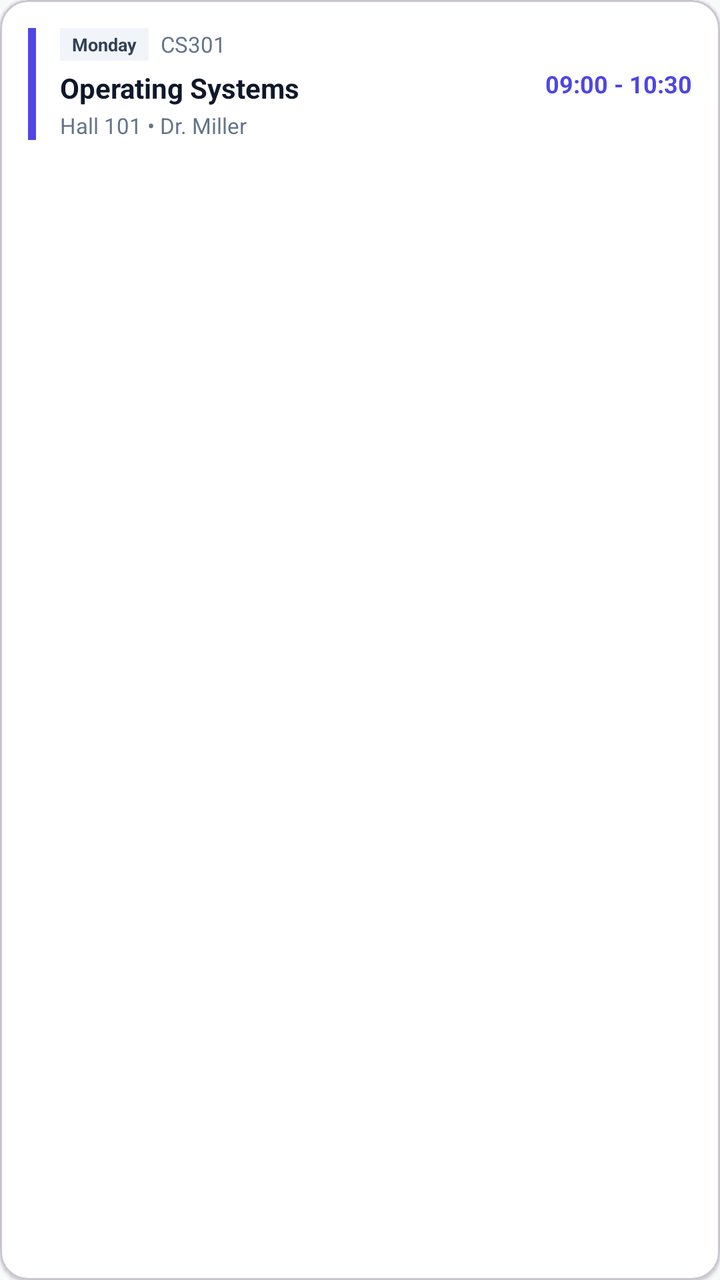
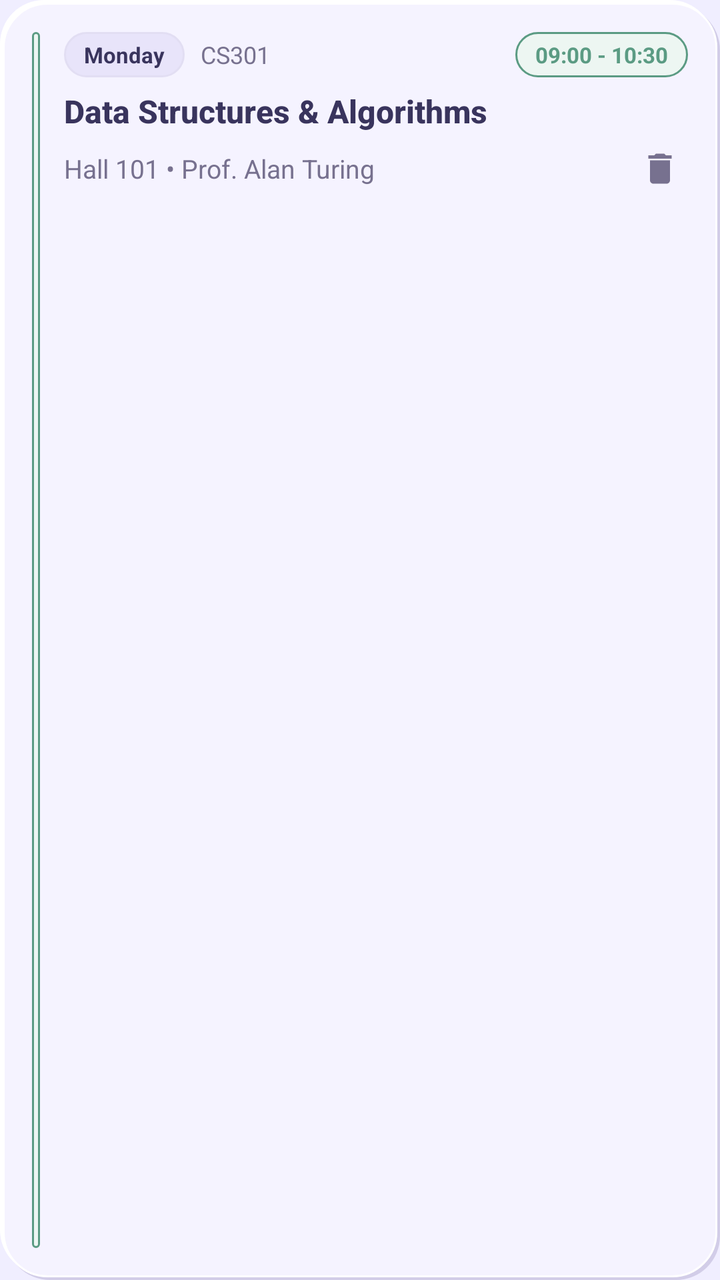

Before-and-after screenshots of an Android layout around one commit, followed by the original layout XML and the change that was made.
<!-- AndroidManifest.xml: application theme Theme.AcademiaLife -->
<!-- res/layout/item_timetable.xml -->
<?xml version="1.0" encoding="utf-8"?>
<com.google.android.material.card.MaterialCardView xmlns:android="http://schemas.android.com/apk/res/android"
    xmlns:app="http://schemas.android.com/apk/res-auto"
    android:layout_width="match_parent"
    android:layout_height="wrap_content"
    android:layout_marginBottom="8dp"
    app:cardBackgroundColor="@color/white"
    app:cardCornerRadius="14dp"
    app:cardElevation="1dp">

    <LinearLayout
        android:layout_width="match_parent"
        android:layout_height="wrap_content"
        android:orientation="horizontal"
        android:padding="14dp">

        <View
            android:id="@+id/viewColorBar"
            android:layout_width="4dp"
            android:layout_height="match_parent"
            android:background="@color/brand_primary" />

        <LinearLayout
            android:layout_width="0dp"
            android:layout_height="wrap_content"
            android:layout_marginStart="12dp"
            android:layout_weight="1"
            android:orientation="vertical">

            <LinearLayout
                android:layout_width="match_parent"
                android:layout_height="wrap_content"
                android:gravity="center_vertical"
                android:orientation="horizontal">

                <TextView
                    android:id="@+id/tvDayBadge"
                    android:layout_width="wrap_content"
                    android:layout_height="wrap_content"
                    android:background="@color/slate_100"
                    android:paddingHorizontal="6dp"
                    android:paddingVertical="2dp"
                    android:text="Monday"
                    android:textColor="@color/slate_700"
                    android:textSize="9sp"
                    android:textStyle="bold" />

                <TextView
                    android:id="@+id/tvSubjectCode"
                    android:layout_width="wrap_content"
                    android:layout_height="wrap_content"
                    android:layout_marginStart="6dp"
                    android:text="CS301"
                    android:textColor="@color/slate_500"
                    android:textSize="11sp" />
            </LinearLayout>

            <TextView
                android:id="@+id/tvSubjectName"
                android:layout_width="match_parent"
                android:layout_height="wrap_content"
                android:layout_marginTop="4dp"
                android:text="Operating Systems"
                android:textColor="@color/slate_900"
                android:textSize="14sp"
                android:textStyle="bold" />

            <TextView
                android:id="@+id/tvClassDetails"
                android:layout_width="match_parent"
                android:layout_height="wrap_content"
                android:layout_marginTop="2dp"
                android:text="Hall 101 • Dr. Miller"
                android:textColor="@color/slate_500"
                android:textSize="11sp" />
        </LinearLayout>

        <TextView
            android:id="@+id/tvClassTime"
            android:layout_width="wrap_content"
            android:layout_height="wrap_content"
            android:layout_gravity="center_vertical"
            android:text="09:00 - 10:30"
            android:textColor="@color/brand_primary"
            android:textSize="12sp"
            android:textStyle="bold" />

    </LinearLayout>
</com.google.android.material.card.MaterialCardView>
<!-- resources referenced by this layout -->
<resources>
  <color name="brand_primary">#4F46E5</color>
  <color name="slate_100">#F1F5F9</color>
  <color name="slate_500">#64748B</color>
  <color name="slate_700">#334155</color>
  <color name="slate_900">#0F172A</color>
  <style name="Theme.AcademiaLife" parent="Theme.Material3.DayNight.NoActionBar">
          
          <item name="colorPrimary">@color/brand_primary</item>
          <item name="colorOnPrimary">@color/white</item>
          <item name="colorPrimaryContainer">@color/slate_100</item>
          <item name="colorOnPrimaryContainer">@color/slate_900</item>
          
          <item name="colorSecondary">@color/brand_secondary</item>
          <item name="colorOnSecondary">@color/white</item>
          
          <item name="android:statusBarColor">@color/slate_900</item>
          <item name="android:windowLightStatusBar">false</item>
          <item name="android:windowBackground">@color/slate_50</item>
      </style>
  <color name="brand_secondary">#06B6D4</color>
  <color name="slate_50">#F8FAFC</color>
  <!-- unchanged entries left out for length: 1 -->
</resources>

<!-- the commit's change to res/layout/item_timetable.xml (unified diff, before → after) -->
@@ -1,89 +1,111 @@
 <?xml version="1.0" encoding="utf-8"?>
-<com.google.android.material.card.MaterialCardView xmlns:android="http://schemas.android.com/apk/res/android"
+<LinearLayout xmlns:android="http://schemas.android.com/apk/res/android"
     xmlns:app="http://schemas.android.com/apk/res-auto"
     android:layout_width="match_parent"
     android:layout_height="wrap_content"
-    android:layout_marginBottom="8dp"
-    app:cardBackgroundColor="@color/white"
-    app:cardCornerRadius="14dp"
-    app:cardElevation="1dp">
+    android:layout_marginBottom="10dp"
+    android:background="@drawable/bg_neumorphic_card"
+    android:orientation="horizontal"
+    android:padding="16dp">
+
+    <View
+        android:id="@+id/viewColorBar"
+        android:layout_width="4dp"
+        android:layout_height="match_parent"
+        android:background="@drawable/bg_pill_safe" />
 
     <LinearLayout
-        android:layout_width="match_parent"
+        android:layout_width="0dp"
         android:layout_height="wrap_content"
-        android:orientation="horizontal"
-        android:padding="14dp">
-
-        <View
-            android:id="@+id/viewColorBar"
-            android:layout_width="4dp"
-            android:layout_height="match_parent"
-            android:background="@color/brand_primary" />
+        android:layout_marginStart="12dp"
+        android:layout_weight="1"
+        android:orientation="vertical">
 
         <LinearLayout
-            android:layout_width="0dp"
+            android:layout_width="match_parent"
             android:layout_height="wrap_content"
-            android:layout_marginStart="12dp"
-            android:layout_weight="1"
-            android:orientation="vertical">
-
-            <LinearLayout
-                android:layout_width="match_parent"
-                android:layout_height="wrap_content"
-                android:gravity="center_vertical"
-                android:orientation="horizontal">
-
-                <TextView
-                    android:id="@+id/tvDayBadge"
-                    android:layout_width="wrap_content"
-                    android:layout_height="wrap_content"
-                    android:background="@color/slate_100"
-                    android:paddingHorizontal="6dp"
-                    android:paddingVertical="2dp"
-                    android:text="Monday"
-                    android:textColor="@color/slate_700"
-                    android:textSize="9sp"
-                    android:textStyle="bold" />
-
-                <TextView
-                    android:id="@+id/tvSubjectCode"
-                    android:layout_width="wrap_content"
-                    android:layout_height="wrap_content"
-                    android:layout_marginStart="6dp"
-                    android:text="CS301"
-                    android:textColor="@color/slate_500"
-                    android:textSize="11sp" />
-            </LinearLayout>
+            android:gravity="center_vertical"
+            android:orientation="horizontal">
 
             <TextView
-                android:id="@+id/tvSubjectName"
-                android:layout_width="match_parent"
+                android:id="@+id/tvDayBadge"
+                android:layout_width="wrap_content"
                 android:layout_height="wrap_content"
-                android:layout_marginTop="4dp"
-                android:text="Operating Systems"
-                android:textColor="@color/slate_900"
-                android:textSize="14sp"
+                android:background="@drawable/bg_pill_neutral"
+                android:text="Monday"
+                android:textColor="@color/text_primary"
+                android:textSize="11sp"
                 android:textStyle="bold" />
 
             <TextView
-                android:id="@+id/tvClassDetails"
-                android:layout_width="match_parent"
+                android:id="@+id/tvSubjectCode"
+                android:layout_width="wrap_content"
                 android:layout_height="wrap_content"
-                android:layout_marginTop="2dp"
-                android:text="Hall 101 • Dr. Miller"
-                android:textColor="@color/slate_500"
-                android:textSize="11sp" />
+                android:layout_marginStart="8dp"
+                android:text="CS301"
+                android:textColor="@color/text_secondary"
+                android:textSize="12sp" />
+
+            <View
+                android:layout_width="0dp"
+                android:layout_height="1dp"
+                android:layout_weight="1" />
+
+            <TextView
+                android:id="@+id/tvTimeSlot"
+                android:layout_width="wrap_content"
+                android:layout_height="wrap_content"
+                android:background="@drawable/bg_pill_safe"
+                android:text="09:00 - 10:30"
+                android:textColor="@color/status_safe"
+                android:textSize="11sp"
+                android:textStyle="bold" />
         </LinearLayout>
 
         <TextView
-            android:id="@+id/tvClassTime"
-            android:layout_width="wrap_content"
+            android:id="@+id/tvSubjectName"
+            android:layout_width="match_parent"
             android:layout_height="wrap_content"
-            android:layout_gravity="center_vertical"
-            android:text="09:00 - 10:30"
-            android:textColor="@color/brand_primary"
-            android:textSize="12sp"
+            android:layout_marginTop="6dp"
+            android:text="Data Structures &amp; Algorithms"
+            android:textColor="@color/text_primary"
+            android:textSize="16sp"
+            android:fontFamily="sans-serif-medium"
             android:textStyle="bold" />
 
+        <LinearLayout
+            android:layout_width="match_parent"
+            android:layout_height="wrap_content"
+            android:layout_marginTop="4dp"
+            android:gravity="center_vertical"
+            android:orientation="horizontal">
+
+            <TextView
+                android:id="@+id/tvClassroom"
+                android:layout_width="wrap_content"
+                android:layout_height="wrap_content"
+                android:text="Hall 101"
+                android:textColor="@color/text_secondary"
+                android:textSize="13sp" />
+
+            <TextView
+                android:id="@+id/tvFaculty"
+                android:layout_width="0dp"
+                android:layout_height="wrap_content"
+                android:layout_weight="1"
+                android:text=" • Prof. Alan Turing"
+                android:textColor="@color/text_secondary"
+                android:textSize="13sp" />
+
+            <ImageView
+                android:id="@+id/btnDeleteTimetable"
+                android:layout_width="28dp"
+                android:layout_height="28dp"
+                android:clickable="true"
+                android:focusable="true"
+                android:padding="4dp"
+                android:src="@drawable/ic_delete"
+                app:tint="@color/text_muted" />
+        </LinearLayout>
     </LinearLayout>
-</com.google.android.material.card.MaterialCardView>
+</LinearLayout>
<!-- resource entries referenced after the edit -->
@@ -1,26 +1,129 @@
 <!-- resources referenced by this layout -->
 <resources>
-  <color name="brand_primary">#4F46E5</color>
-  <color name="slate_100">#F1F5F9</color>
-  <color name="slate_500">#64748B</color>
-  <color name="slate_700">#334155</color>
-  <color name="slate_900">#0F172A</color>
+  <color name="status_safe">#5B9B83</color>
+  <color name="text_muted">#77718F</color>
+  <color name="text_primary">#39345D</color>
+  <color name="text_secondary">#77718F</color>
+  <!-- drawable bg_neumorphic_card (drawable) -->
+  <?xml version="1.0" encoding="utf-8"?>
+  <layer-list xmlns:android="http://schemas.android.com/apk/res/android">
+      
+      <item
+          android:left="3dp"
+          android:top="3dp">
+          <shape android:shape="rectangle">
+              <corners android:radius="22dp" />
+              <solid android:color="@color/lavender_dark_shadow" />
+          </shape>
+      </item>
+  
+      
+      <item
+          android:right="3dp"
+          android:bottom="3dp">
+          <shape android:shape="rectangle">
+              <corners android:radius="22dp" />
+              <solid android:color="@color/lavender_light_shadow" />
+          </shape>
+      </item>
+  
+      
+      <item
+          android:left="1.5dp"
+          android:top="1.5dp"
+          android:right="1.5dp"
+          android:bottom="1.5dp">
+          <shape android:shape="rectangle">
+              <corners android:radius="22dp" />
+              <solid android:color="@color/lavender_card" />
+              <stroke
+                  android:width="1dp"
+                  android:color="@color/lavender_light_shadow" />
+          </shape>
+      </item>
+  </layer-list>
+  <!-- drawable bg_pill_neutral (drawable) -->
+  <?xml version="1.0" encoding="utf-8"?>
+  <shape xmlns:android="http://schemas.android.com/apk/res/android"
+      android:shape="rectangle">
+      <corners android:radius="50dp" />
+      <solid android:color="@color/lavender_surface" />
+      <stroke
+          android:width="1dp"
+          android:color="@color/lavender_divider" />
+      <padding
+          android:left="10dp"
+          android:top="4dp"
+          android:right="10dp"
+          android:bottom="4dp" />
+  </shape>
+  <!-- drawable bg_pill_safe (drawable) -->
+  <?xml version="1.0" encoding="utf-8"?>
+  <shape xmlns:android="http://schemas.android.com/apk/res/android"
+      android:shape="rectangle">
+      <corners android:radius="50dp" />
+      <solid android:color="@color/status_safe_bg" />
+      <stroke
+          android:width="1dp"
+          android:color="@color/status_safe" />
+      <padding
+          android:left="10dp"
+          android:top="4dp"
+          android:right="10dp"
+          android:bottom="4dp" />
+  </shape>
+  <!-- drawable ic_delete (drawable) -->
+  <vector xmlns:android="http://schemas.android.com/apk/res/android"
+      android:width="24dp"
+      android:height="24dp"
+      android:viewportWidth="24"
+      android:viewportHeight="24">
+    <path
+        android:fillColor="@color/status_critical"
+        android:pathData="M6,19c0,1.1 0.9,2 2,2h8c1.1,0 2,-0.9 2,-2V7H6v12zM19,4h-3.5l-1,-1h-5l-1,1H5v2h14V4z"/>
+  </vector>
   <style name="Theme.AcademiaLife" parent="Theme.Material3.DayNight.NoActionBar">
           
-          <item name="colorPrimary">@color/brand_primary</item>
+          <item name="colorPrimary">@color/lavender_primary</item>
           <item name="colorOnPrimary">@color/white</item>
-          <item name="colorPrimaryContainer">@color/slate_100</item>
-          <item name="colorOnPrimaryContainer">@color/slate_900</item>
+          <item name="colorPrimaryContainer">@color/lavender_surface</item>
+          <item name="colorOnPrimaryContainer">@color/lavender_deep</item>
           
-          <item name="colorSecondary">@color/brand_secondary</item>
+          
+          <item name="colorSecondary">@color/lavender_deep</item>
           <item name="colorOnSecondary">@color/white</item>
           
-          <item name="android:statusBarColor">@color/slate_900</item>
-          <item name="android:windowLightStatusBar">false</item>
-          <item name="android:windowBackground">@color/slate_50</item>
+          
+          <item name="android:windowBackground">@color/lavender_bg</item>
+          <item name="colorSurface">@color/lavender_card</item>
+          <item name="colorOnSurface">@color/text_primary</item>
+  
+          
+          <item name="android:statusBarColor">@color/lavender_bg</item>
+          <item name="android:windowLightStatusBar">true</item>
+          <item name="android:navigationBarColor">@color/lavender_bg</item>
+          <item name="android:windowLightNavigationBar" tools:targetApi="o_mr1">true</item>
+  
+          
+          <item name="materialAlertDialogTheme">@style/ThemeOverlay.AcademiaLife.MaterialAlertDialog</item>
       </style>
-  <color name="brand_secondary">#06B6D4</color>
-  <color name="slate_50">#F8FAFC</color>
+  <color name="lavender_dark_shadow">#D2CDE8</color>
+  <color name="lavender_light_shadow">#FFFFFF</color>
+  <color name="lavender_card">#F5F3FF</color>
+  <color name="lavender_surface">#E8E4FA</color>
+  <color name="lavender_divider">#E2DEF3</color>
+  <color name="status_safe_bg">#EDF6F2</color>
+  <color name="status_critical">#D86C82</color>
+  <color name="lavender_primary">#8175E5</color>
+  <color name="lavender_deep">#6257C9</color>
+  <color name="lavender_bg">#F0EEFF</color>
+  <style name="ThemeOverlay.AcademiaLife.MaterialAlertDialog" parent="ThemeOverlay.Material3.MaterialAlertDialog">
+          <item name="shapeAppearanceOverlay">@style/ShapeAppearance.AcademiaLife.Dialog</item>
+          <item name="colorSurface">@color/lavender_card</item>
+      </style>
+  <style name="ShapeAppearance.AcademiaLife.Dialog" parent="">
+          <item name="cornerSize">22dp</item>
+      </style>
   <!-- unchanged entries left out for length: 1 -->
 </resources>
 
